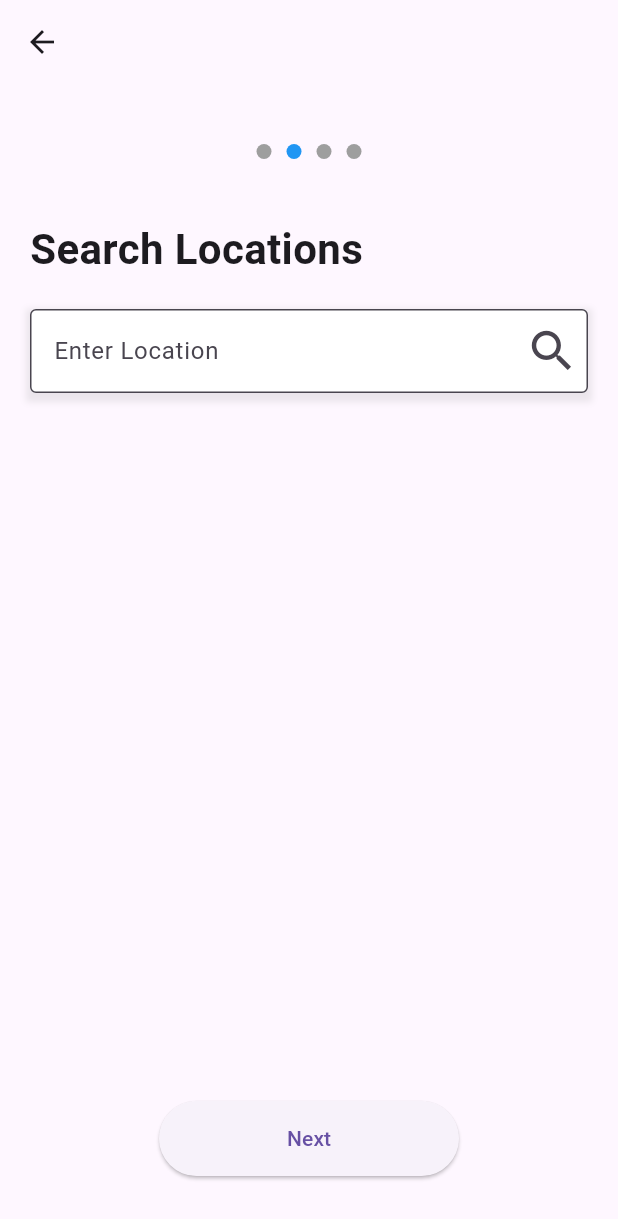
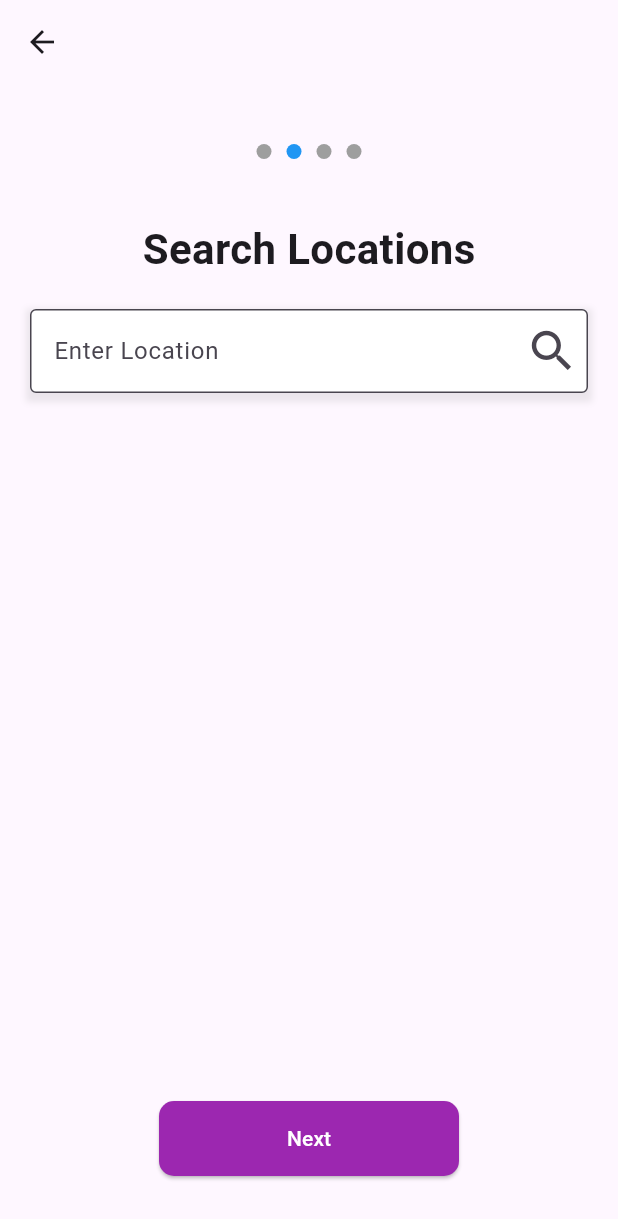
Before and after one commit to CodingBlinders/JobSeeker_Flutter, a Flutter app: the JobFormPage1 screen opened directly, after a tap on "Next", on a phone screen of 412 x 824 dp. Shown: the top 1219 px of the screen. Run offline on Flutter 3.47's test engine with Material 3 defaults, Android fonts, the phone set to English and light mode, and no system bars; our stand-ins replace auto_size_text.

Commit message:
form buttons fixed

```diff
--- a/lib/job_forms.dart
+++ b/lib/job_forms.dart
@@ -29,14 +29,25 @@ class _JobFormPage1State extends State<JobFormPage1> {
         child: Column(
           crossAxisAlignment: CrossAxisAlignment.start,
           children: [
-            // Page Indicator
-            const PageIndicator(
-              currentPage: 0,
-              totalPages: 4,
+            const Center(
+              child: PageIndicator(
+                currentPage: 0,
+                totalPages: 4,
+              ),
             ),
+
+            const Center(
+              child: Text(
+                "Description",
+                style: TextStyle(
+                  fontWeight: FontWeight.bold,
+                  fontSize: 28,
+                ),
+              ),
+            ),
+
             const SizedBox(height: 20), // Add some space between page indicator and form fields
             // Industry Dropdown
-
             const Text(
               'Industry',
               style: TextStyle(fontWeight: FontWeight.bold),
@@ -250,7 +261,16 @@ class _JobFormPage1State extends State<JobFormPage1> {
                       MaterialPageRoute(builder: (context) => JobFormPage2()),
                     );
                   },
-                  child: const Text('Next'),
+                  style: ElevatedButton.styleFrom(
+                    primary: Colors.purple,
+                    shape: RoundedRectangleBorder(
+                      borderRadius: BorderRadius.circular(10.0),
+                    ),
+                  ),
+                  child: const Text(
+                    'Next',
+                    style: TextStyle(color: Colors.white),
+                  ),
                 ),
               ),
             ),
@@ -321,10 +341,16 @@ class _JobFormPage2State extends State<JobFormPage2> {
               totalPages: 4,
             ),
             const SizedBox(height: 20),
-            const Text(
-              'Search Locations',
-              style: TextStyle(fontWeight: FontWeight.bold, fontSize: 28),
+            const Center(
+              child: Text(
+                "Search Locations",
+                style: TextStyle(
+                  fontWeight: FontWeight.bold,
+                  fontSize: 28,
+                ),
+              ),
             ),
+
             const SizedBox(height: 20),
             Container(
               decoration: BoxDecoration(
@@ -396,7 +422,16 @@ class _JobFormPage2State extends State<JobFormPage2> {
                       MaterialPageRoute(builder: (context) => JobFormPage3()),
                     );
                   },
-                  child: const Text('Next'),
+                  style: ElevatedButton.styleFrom(
+                    primary: Colors.purple,
+                    shape: RoundedRectangleBorder(
+                      borderRadius: BorderRadius.circular(10.0),
+                    ),
+                  ),
+                  child: const Text(
+                    'Next',
+                    style: TextStyle(color: Colors.white),
+                  ),
                 ),
               ),
             ),
@@ -430,9 +465,14 @@ class _JobFormPage3State extends State<JobFormPage3> {
               currentPage: 2,
               totalPages: 4,
             ),
-            const Text(
-              'Select Price Range',
-              style: TextStyle(fontWeight: FontWeight.bold, fontSize: 28),
+            const Center(
+              child: Text(
+                "Select Price Range",
+                style: TextStyle(
+                  fontWeight: FontWeight.bold,
+                  fontSize: 28,
+                ),
+              ),
             ),
             const SizedBox(height: 40),
             RangeSlider(
@@ -489,7 +529,7 @@ class _JobFormPage3State extends State<JobFormPage3> {
                   style: ElevatedButton.styleFrom(
                     primary: Colors.purple,
                     shape: RoundedRectangleBorder(
-                      borderRadius: BorderRadius.circular(5.0),
+                      borderRadius: BorderRadius.circular(10.0),
                     ),
                   ),
                   child: const Text(
@@ -521,9 +561,18 @@ class FinalJobPage extends StatelessWidget {
                 child: Column(
                   crossAxisAlignment: CrossAxisAlignment.start,
                   children: [
-                    Text(
-                      'Final Job Form',
-                      style: TextStyle(fontWeight: FontWeight.bold, fontSize: 28),
+                    const PageIndicator(
+                      currentPage: 3,
+                      totalPages: 4,
+                    ),
+                    const Center(
+                      child: Text(
+                        "Details",
+                        style: TextStyle(
+                          fontWeight: FontWeight.bold,
+                          fontSize: 28,
+                        ),
+                      ),
                     ),
                     SizedBox(height: 20),
                     _buildLabeledTextField('Job Description'),
@@ -540,7 +589,7 @@ class FinalJobPage extends StatelessWidget {
             ),
           ),
           Container(
-            width: double.infinity,
+            width: 200,
             padding: EdgeInsets.all(20),
             child: ElevatedButton(
               onPressed: () {
@@ -549,7 +598,7 @@ class FinalJobPage extends StatelessWidget {
               style: ElevatedButton.styleFrom(
                 primary: Colors.purple,
                 shape: RoundedRectangleBorder(
-                  borderRadius: BorderRadius.circular(5.0),
+                  borderRadius: BorderRadius.circular(10.0),
                 ),
               ),
               child: const Text(
```
Also changed, not shown: lib/JobPosting.dart (+4 -4 lines).
